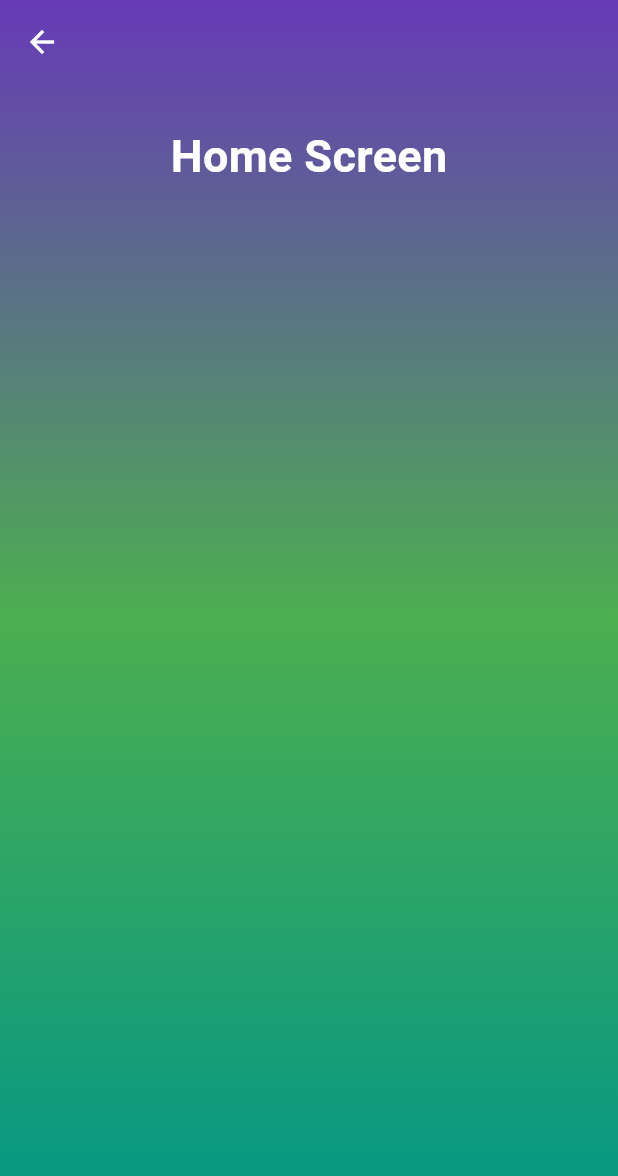
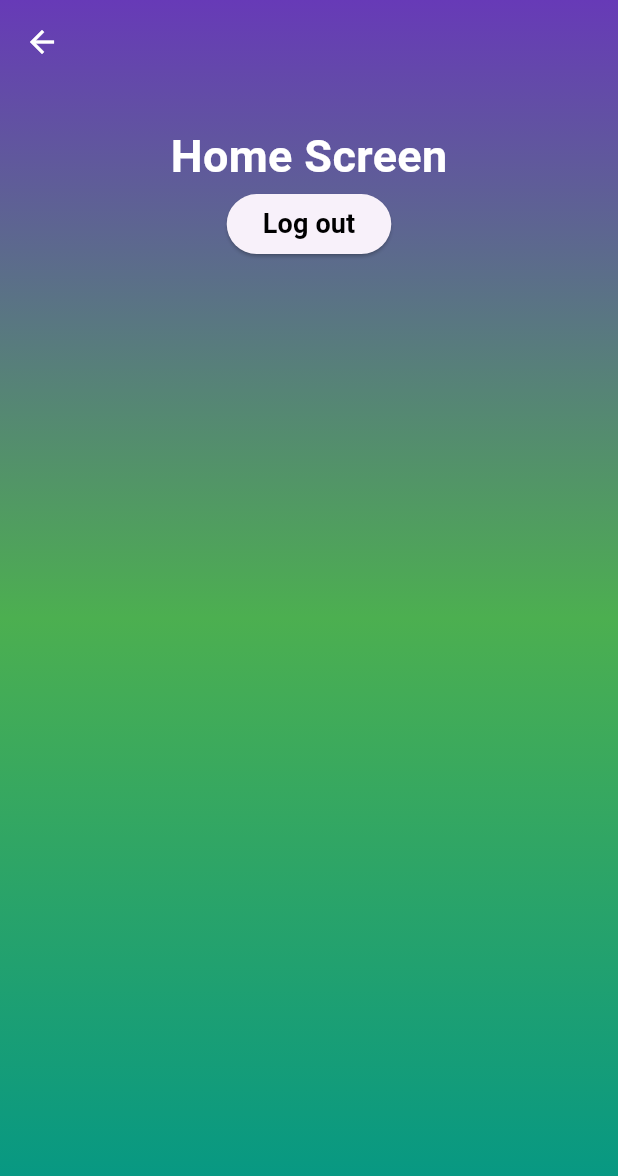
Before and after one commit to nishadadilshan/MobileLoginApplication, a Flutter app: the HomeScreen screen opened directly, on a phone screen of 412 x 824 dp. Shown: the top 1176 px of the screen. Run offline on Flutter 3.47's test engine with Material 2 defaults, Android fonts, the phone set to English and light mode, and no system bars.

Commit message:
finished the Navigation through the screen

```diff
--- a/lib/Screens/home_screen.dart
+++ b/lib/Screens/home_screen.dart
@@ -1,4 +1,5 @@
 import 'package:flutter/material.dart';
+import 'package:logginapplication/Screens/signin_screen.dart';
 
 class HomeScreen extends StatefulWidget {
   const HomeScreen({super.key});
@@ -30,15 +31,18 @@ class _HomeScreenState extends State<HomeScreen> {
           child: Padding(
             padding: EdgeInsets.fromLTRB(
                 (20), MediaQuery.of(context).size.height * 0.1, 20, 0),
-            child: const Column(
+            child:  Column(
               children: [
-                Text(
+                const Text(
                   "Home Screen",
                   style: TextStyle(
                       fontSize: 30,
                       fontWeight: FontWeight.bold,
                       color: Colors.white),
                 ),
+                ElevatedButton(onPressed: (){
+                  Navigator.push(context, MaterialPageRoute(builder: (context)=> const SignInScreen()));
+                }, child:const Text("Log out", style: TextStyle(fontWeight: FontWeight.bold,fontSize: 18, color: Colors.black),))
               ],
             ),
           ),
--- a/lib/Screens/signin_screen.dart
+++ b/lib/Screens/signin_screen.dart
@@ -1,4 +1,5 @@
 import 'package:flutter/material.dart';
+import 'package:logginapplication/Screens/home_screen.dart';
 import 'package:logginapplication/Screens/signup_screen.dart';
 import 'package:logginapplication/reusable_widgets/signinloginbutton_widget.dart';
 import 'package:logginapplication/reusable_widgets/textFeild_widget.dart';
@@ -50,7 +51,7 @@ class _SignInScreenState extends State<SignInScreen> {
                   height: 40,
                 ),
                 signInSignUpButton(context, true, () {
-                  print("Sign in pressed");
+                  Navigator.push(context, MaterialPageRoute(builder: (context) =>const  HomeScreen()));
                 }),
                 // const SizedBox(
                 //   height: 10,
```
